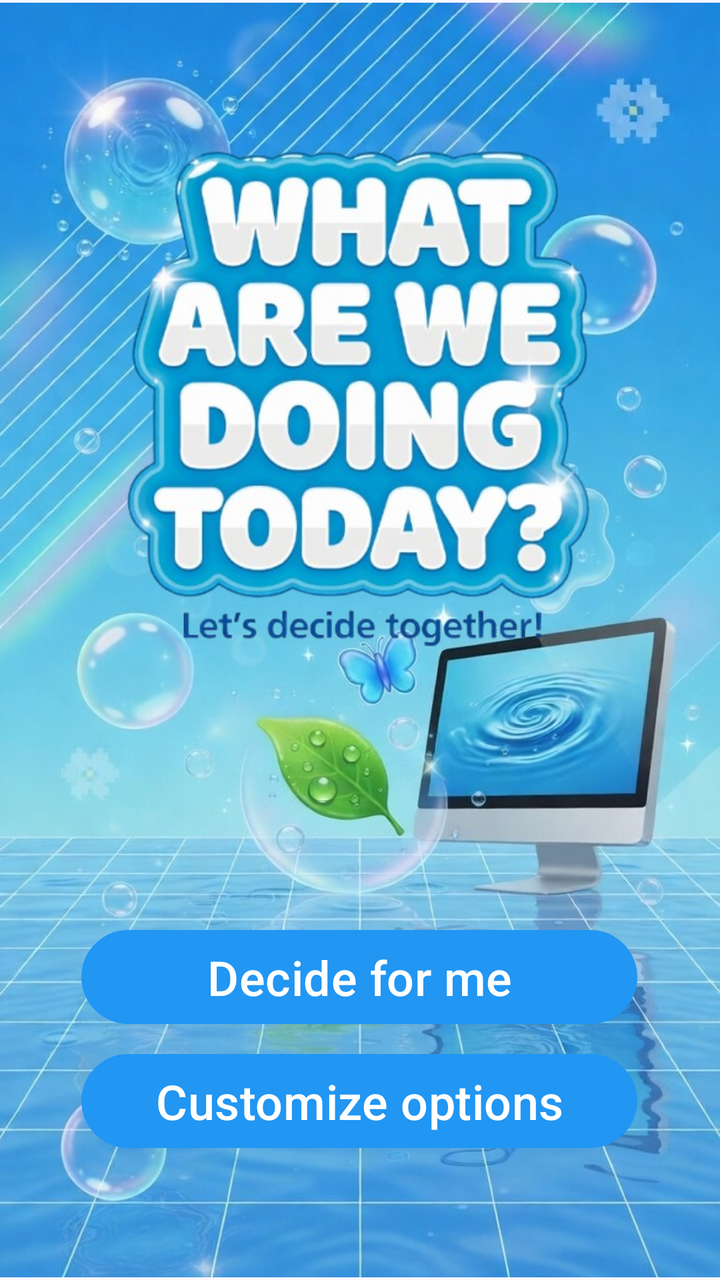
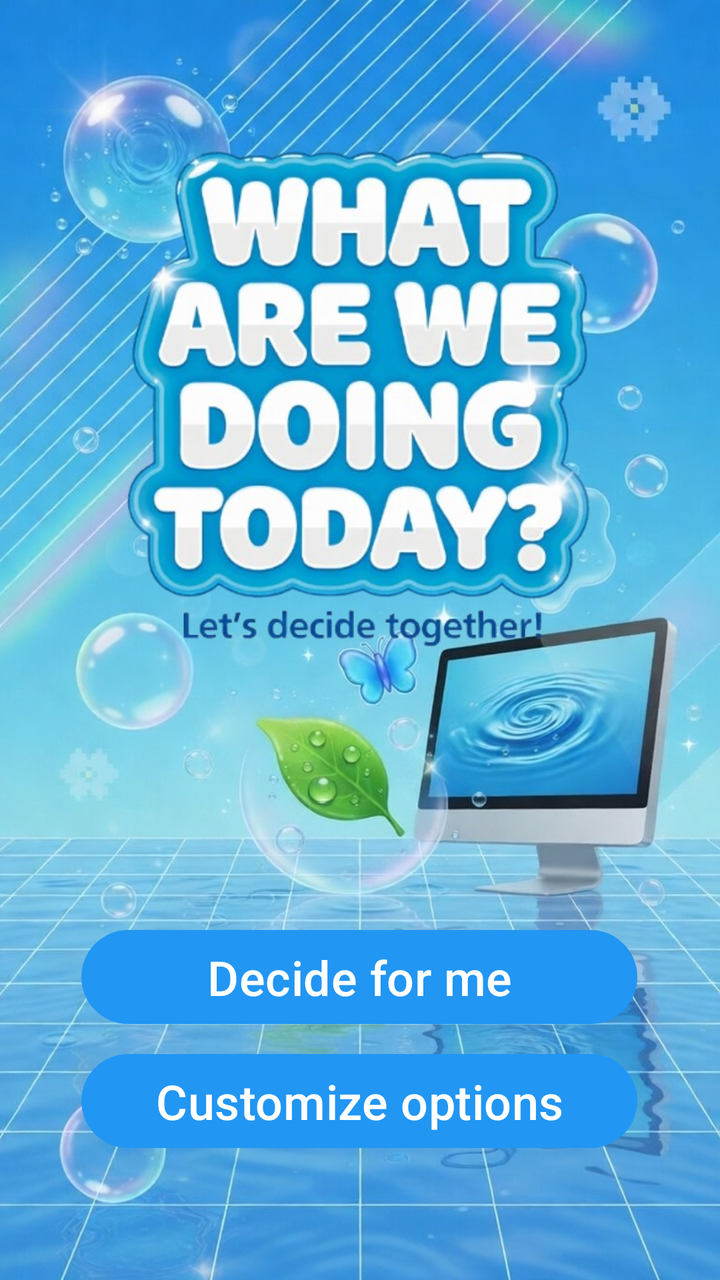

An Android layout rendered at two revisions. The XML below is the earlier revision; the diff shows what the commit changed to produce the second picture.
<!-- AndroidManifest.xml: application theme Theme.QueHacemosHoy -->
<!-- res/layout/activity_main.xml -->
<?xml version="1.0" encoding="utf-8"?>
<androidx.constraintlayout.widget.ConstraintLayout xmlns:android="http://schemas.android.com/apk/res/android"
    xmlns:app="http://schemas.android.com/apk/res-auto"
    xmlns:tools="http://schemas.android.com/tools"
    android:id="@+id/main"
    android:layout_width="match_parent"
    android:layout_height="match_parent"
    android:backgroundTint="#C34040"
    android:foregroundTint="#D93D3D"
    tools:context=".MainActivity">

    <ImageView
        android:id="@+id/fondo"
        android:layout_width="match_parent"
        android:layout_height="match_parent"
        app:srcCompat="@drawable/ic_login_background"
        tools:layout_editor_absoluteX="0dp"
        tools:layout_editor_absoluteY="0dp" />

    <ImageView
        android:id="@+id/imageView2"
        android:layout_width="278dp"
        android:layout_height="376dp"
        app:layout_constraintBottom_toBottomOf="parent"
        app:layout_constraintEnd_toEndOf="parent"
        app:layout_constraintHorizontal_bias="0.496"
        app:layout_constraintStart_toStartOf="parent"
        app:layout_constraintTop_toTopOf="parent"
        app:layout_constraintVertical_bias="0.0"
        app:srcCompat="@drawable/logo" />

    <com.google.android.material.button.MaterialButton
        android:id="@+id/decideforme"
        android:layout_width="278dp"
        android:layout_height="55dp"
        android:onClick="decideforme"
        android:text="Decide for me"
        android:textAllCaps="false"
        android:textColor="@android:color/white"
        android:textSize="24sp"
        app:backgroundTint="#2196F3"
        app:cornerRadius="28dp"
        app:layout_constraintBottom_toBottomOf="parent"
        app:layout_constraintEnd_toEndOf="parent"
        app:layout_constraintHorizontal_bias="0.496"
        app:layout_constraintStart_toStartOf="parent"
        app:layout_constraintTop_toTopOf="parent"
        app:layout_constraintVertical_bias="0.788" />

    <com.google.android.material.button.MaterialButton
        android:id="@+id/customize"
        android:layout_width="278dp"
        android:layout_height="55dp"
        android:onClick="customize"
        android:text="Customize options"
        android:textAllCaps="false"
        android:textColor="@android:color/white"
        android:textSize="24sp"
        app:backgroundTint="#2196F3"
        app:cornerRadius="28dp"
        app:layout_constraintBottom_toBottomOf="parent"
        app:layout_constraintEnd_toEndOf="parent"
        app:layout_constraintHorizontal_bias="0.496"
        app:layout_constraintStart_toStartOf="parent"
        app:layout_constraintTop_toTopOf="parent"
        app:layout_constraintVertical_bias="0.894" />


</androidx.constraintlayout.widget.ConstraintLayout>
<!-- resources referenced by this layout -->
<resources>
  <!-- drawable ic_login_background: jpg bitmap (drawable, 264389 bytes) -->
  <!-- drawable logo: png bitmap (drawable, 292161 bytes) -->
  <style name="Theme.QueHacemosHoy" parent="Base.Theme.QueHacemosHoy" />
  <style name="Base.Theme.QueHacemosHoy" parent="Theme.Material3.DayNight.NoActionBar">
          
          
      </style>
</resources>

<!-- the commit's change to res/layout/activity_main.xml (unified diff, before → after) -->
@@ -13,9 +13,8 @@
         android:id="@+id/fondo"
         android:layout_width="match_parent"
         android:layout_height="match_parent"
-        app:srcCompat="@drawable/ic_login_background"
-        tools:layout_editor_absoluteX="0dp"
-        tools:layout_editor_absoluteY="0dp" />
+        android:scaleType="centerCrop"
+        app:srcCompat="@drawable/ic_login_background" />
 
     <ImageView
         android:id="@+id/imageView2"
@@ -65,5 +64,4 @@
         app:layout_constraintTop_toTopOf="parent"
         app:layout_constraintVertical_bias="0.894" />
 
-
 </androidx.constraintlayout.widget.ConstraintLayout>
